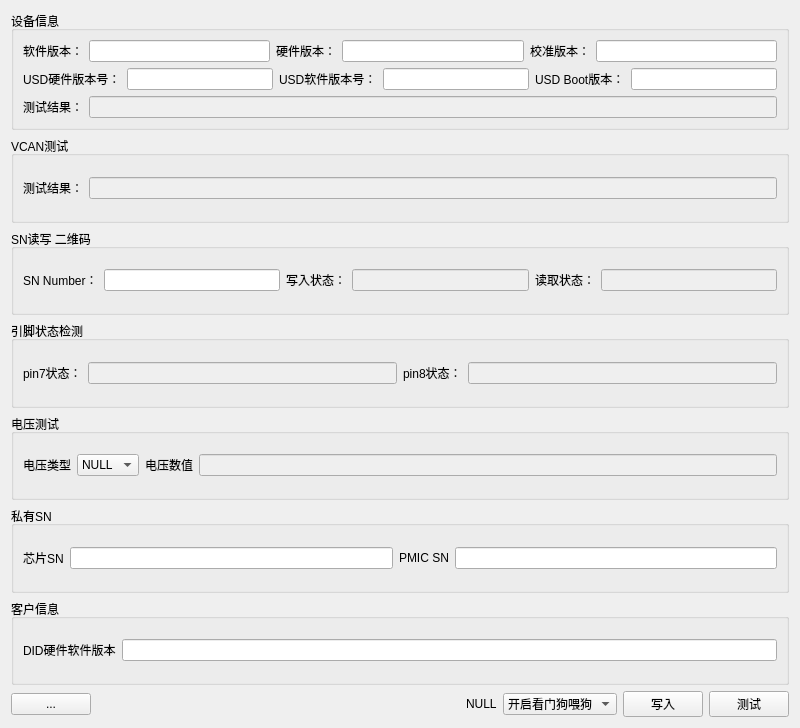
First picture: the form in eol_sub_window/eol_sub_window.ui, repository aron566/EOL_CAN_Tool, before the edit.
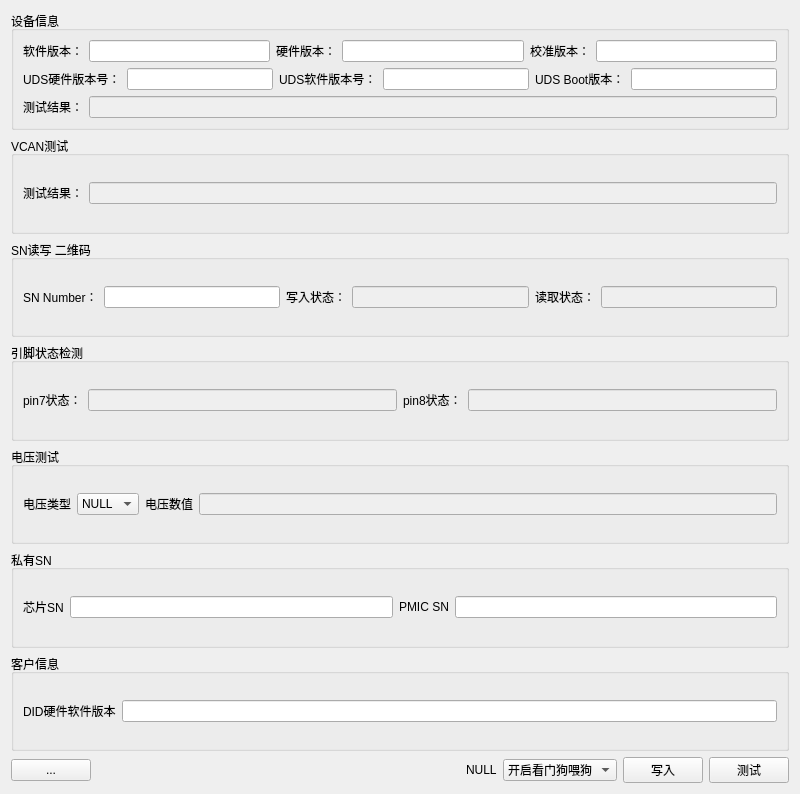
Second picture: the form after the edit.

Commit message: <style>: <字段描述修正>

Patch:
```diff
--- a/eol_sub_window/eol_sub_window.ui
+++ b/eol_sub_window/eol_sub_window.ui
@@ -7,7 +7,7 @@
     <x>0</x>
     <y>0</y>
     <width>800</width>
-    <height>728</height>
+    <height>794</height>
    </rect>
   </property>
   <property name="windowTitle">
@@ -295,7 +295,7 @@
         <item>
          <widget class="QLabel" name="usd_hw_ver_label">
           <property name="text">
-           <string>USD硬件版本号：</string>
+           <string>UDS硬件版本号：</string>
           </property>
          </widget>
         </item>
@@ -309,7 +309,7 @@
         <item>
          <widget class="QLabel" name="usd_soft_ver_label">
           <property name="text">
-           <string>USD软件版本号：</string>
+           <string>UDS软件版本号：</string>
           </property>
          </widget>
         </item>
@@ -323,7 +323,7 @@
         <item>
          <widget class="QLabel" name="usd_boot_ver_label">
           <property name="text">
-           <string>USD Boot版本：</string>
+           <string>UDS Boot版本：</string>
           </property>
          </widget>
         </item>
```
Left out of the diff: 12 changed lines with no effect on the pictures. The commit also changes 1 other file.
